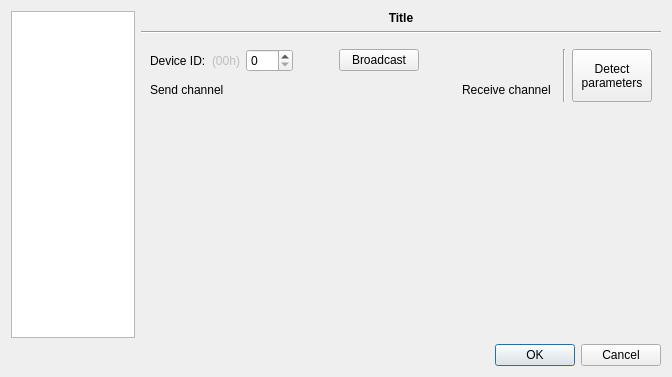
First picture: the form in bigglesworth/ui/settings.ui, repository MaurizioB/Bigglesworth, before the edit.
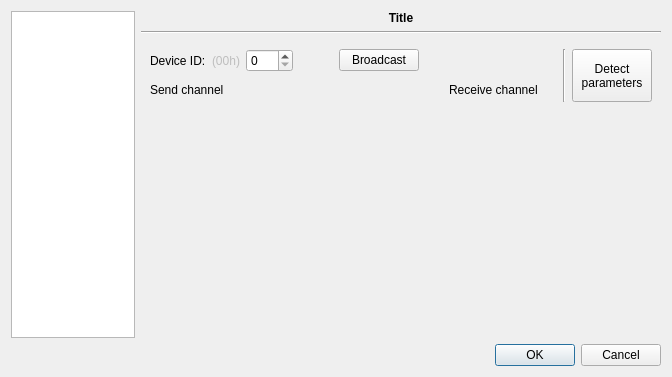
Second picture: the form after the edit. The open tabs and pages were chosen to show the change. Icons and pictures are not drawn. Custom widgets are drawn as their Qt base class.

Commit message: MIDI alert icons in settings

Patch:
```diff
--- a/bigglesworth/ui/settings.ui
+++ b/bigglesworth/ui/settings.ui
@@ -849,6 +849,16 @@
            </property>
           </widget>
          </item>
+         <item>
+          <widget class="QLabel" name="inputAlertIcon">
+           <property name="sizePolicy">
+            <sizepolicy hsizetype="Maximum" vsizetype="Preferred">
+             <horstretch>0</horstretch>
+             <verstretch>0</verstretch>
+            </sizepolicy>
+           </property>
+          </widget>
+         </item>
          <item>
           <widget class="MidiChannelWidget" name="inputChannelWidget" native="true">
            <property name="minimumSize">
```
Left out of the diff: 4 changed lines with no effect on the pictures. The commit also changes 8 other files.
